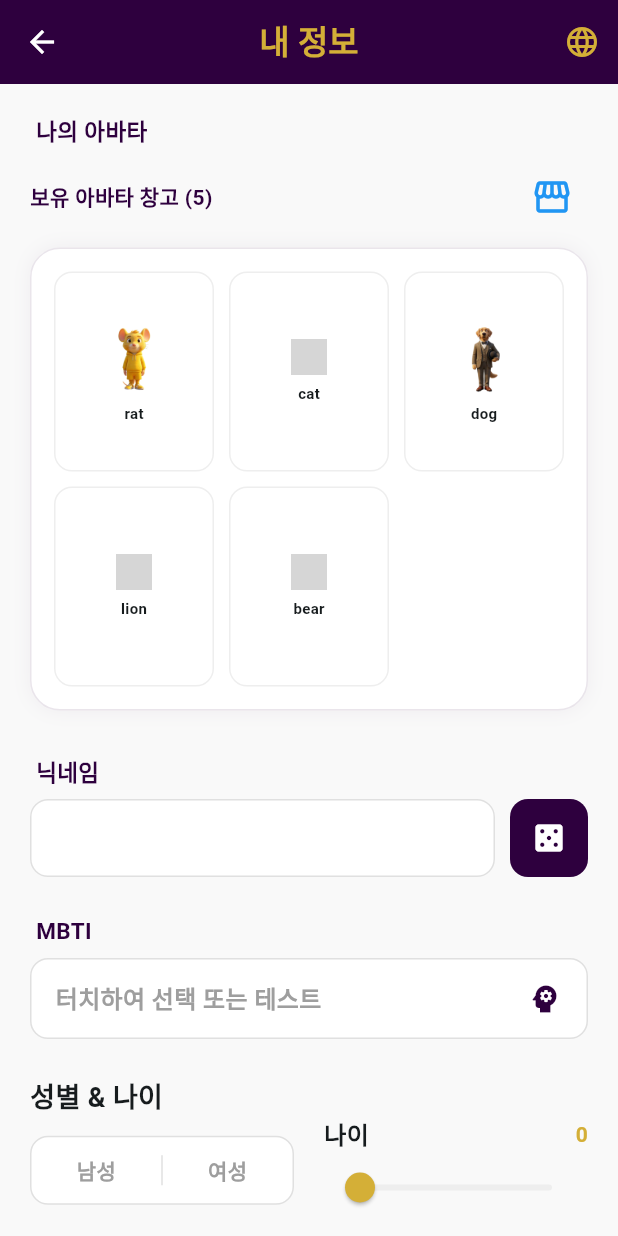
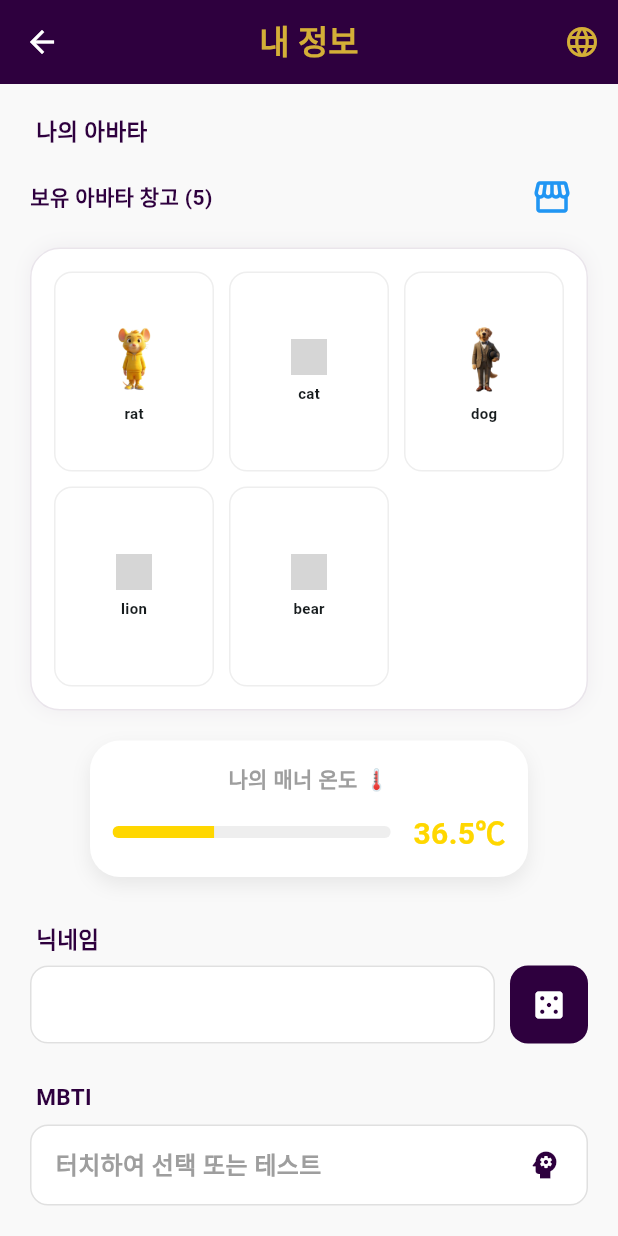
Before and after one commit to seoulcumulus/chahanjan_app, a Flutter app: the ProfileScreen screen opened directly, on a phone screen of 412 x 824 dp. Run offline on Flutter 3.47's test engine with Material 3 defaults, Android fonts, the phone set to English and light mode, and no system bars; our stand-ins replace cloud_firestore, firebase_auth, firebase_core, firebase_storage, flutter_card_swiper, flutter_local_notifications and 4 more; missing offline and left inert: kakao_flutter_sdk, translator, zego_uikit_prebuilt_call; accounts and stored records are empty; grey boxes are pictures that could not be loaded.

Commit message:
매너온도 매칭카드에 가로막대로 표시. 70도이상 시그니처컬러

```diff
--- a/lib/screens/map_screen.dart
+++ b/lib/screens/map_screen.dart
@@ -338,6 +338,9 @@ class _MapScreenState extends State<MapScreen> {
           final String nickname = data['nickname'] ?? '알 수 없음';
           final String avatar = data['avatar_image'] ?? 'rat.png'; // DB에 저장된 아바타 파일명
           final double temp = (data['manner_temp'] ?? 36.5).toDouble(); // 매너 온도 가져오기
+
+          // 🔍 [디버그] 온도 확인
+          print("👤 $nickname - 온도: $temp°C ${temp >= 85 ? '👑 (왕관)' : temp >= 70 ? '😇 (헤일로)' : ''}");
 
           // 🌟 [핵심] 아바타 이미지를 마커 아이콘으로 변환! (온도 포함)
           final BitmapDescriptor customIcon = await _createAvatarMarker(avatar, temp);
--- a/lib/screens/profile_screen.dart
+++ b/lib/screens/profile_screen.dart
@@ -31,6 +31,7 @@ class _ProfileScreenState extends State<ProfileScreen> {
   List<String> _selectedInterests = [];
   bool _isLoading = true;
 
+  double _mannerTemp = 36.5; // 👈 매너 온도 저장
   String _mbti = '';
   final List<String> _mbtiList = [
     'INTJ', 'INTP', 'ENTJ', 'ENTP', 'INFJ', 'INFP', 'ENFJ', 'ENFP',
@@ -87,6 +88,7 @@ class _ProfileScreenState extends State<ProfileScreen> {
           _age = (data['age'] ?? 25).toDouble();
           _selectedInterests = List<String>.from(data['interests'] ?? []);
           _mbti = data['mbti'] ?? '';
+          _mannerTemp = (data['manner_temp'] ?? 36.5).toDouble(); // 👈 온도 로드
           _isLoading = false;
         });
       } else {
@@ -442,6 +444,27 @@ class _ProfileScreenState extends State<ProfileScreen> {
                   // 1. 아바타
                   _buildSectionTitle(AppLocale.t('my_avatar')),
                   _buildInventory(), // (아래 헬퍼 함수 참고)
+                  const SizedBox(height: 20),
+
+                  // 🌡️ 1.5. 매너 온도 표시
+                  Container(
+                    margin: const EdgeInsets.symmetric(horizontal: 40), // 양옆 여백
+                    padding: const EdgeInsets.all(15),
+                    decoration: BoxDecoration(
+                      color: Colors.white,
+                      borderRadius: BorderRadius.circular(20),
+                      boxShadow: [
+                        BoxShadow(color: Colors.grey.withOpacity(0.2), blurRadius: 10, offset: const Offset(0, 5))
+                      ],
+                    ),
+                    child: Column(
+                      children: [
+                        const Text("나의 매너 온도 🌡️", style: TextStyle(color: Colors.grey, fontWeight: FontWeight.bold)),
+                        const SizedBox(height: 10),
+                        _buildMannerBar(_mannerTemp),
+                      ],
+                    ),
+                  ),
                   const SizedBox(height: 30),
 
                   // 2. 닉네임
@@ -666,4 +689,37 @@ class _ProfileScreenState extends State<ProfileScreen> {
       ],
     );
   }
+
+  // 🌡️ [추가] 매너 온도 막대 위젯 헬퍼 함수
+  Widget _buildMannerBar(double temp) {
+    // 🎨 온도 디자인 로직 (70도 기준)
+    final bool isHighManner = temp >= 70.0;
+    final Color barColor = isHighManner ? const Color(0xFF24FCFF) : const Color(0xFFFFD700);
+    final double barHeight = isHighManner ? 12.0 : 8.0;
+
+    return Row(
+      children: [
+        Expanded(
+          child: ClipRRect(
+            borderRadius: BorderRadius.circular(10),
+            child: LinearProgressIndicator(
+              value: temp / 100.0,
+              backgroundColor: Colors.grey[200],
+              valueColor: AlwaysStoppedAnimation<Color>(barColor),
+              minHeight: barHeight, // 두께 적용
+            ),
+          ),
+        ),
+        const SizedBox(width: 15),
+        Text(
+          "$temp℃",
+          style: TextStyle(
+            color: barColor,
+            fontSize: 20,
+            fontWeight: FontWeight.bold,
+          ),
+        ),
+      ],
+    );
+  }
 }
```
Also changed, not shown: lib/widgets/profile_card.dart (+62 -24 lines).
